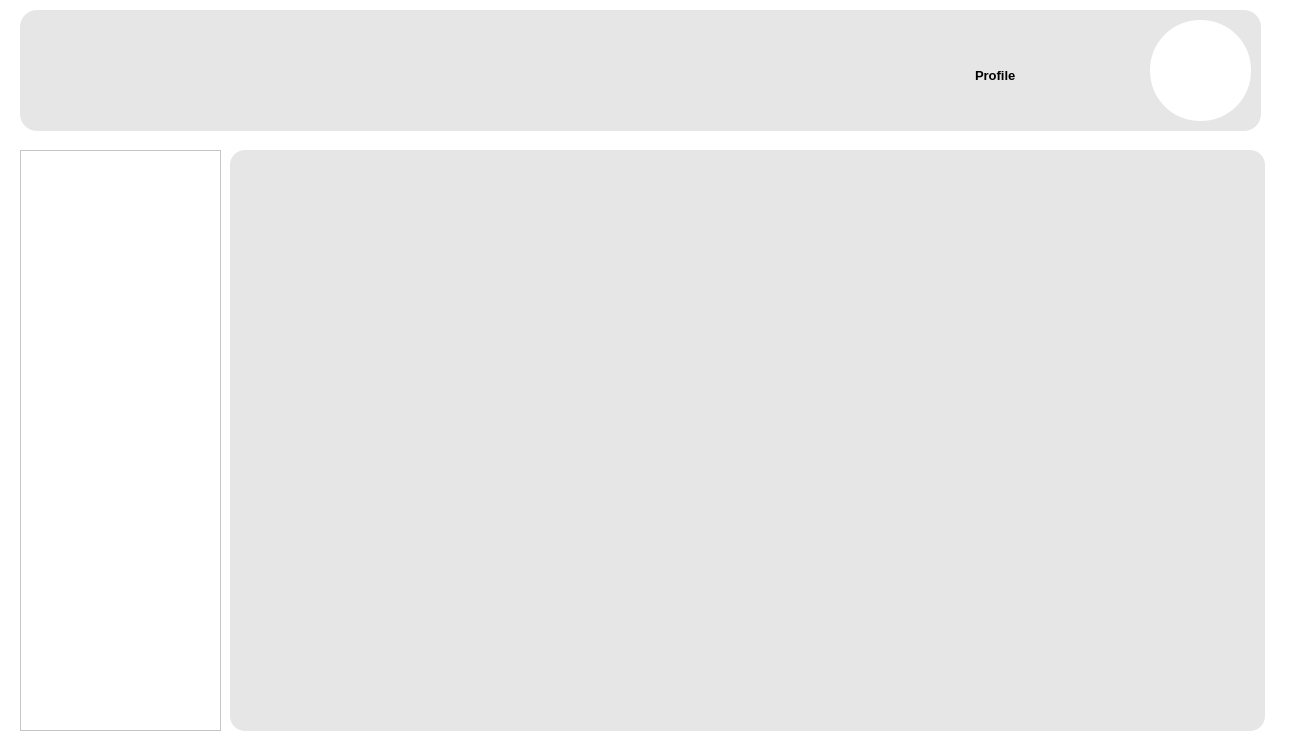
This is English Learning Software GUI/EnglishLearningSoftware/HomeUI.ui in dotrann1412/OOP-EnglishLearningSoftware as Qt 5 draws it before an edit. The edited form follows.
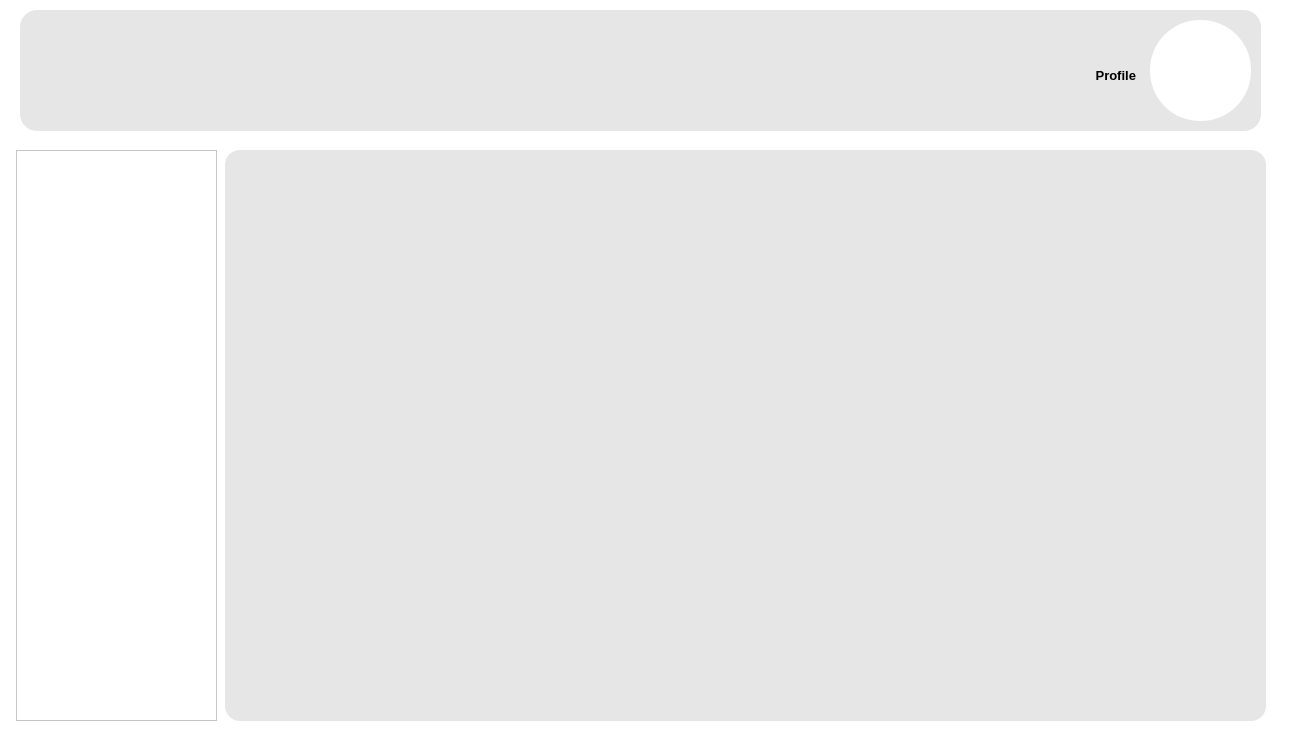
This is the edited form. The open tabs and pages were chosen to show the change. Icons and pictures are not drawn.

Commit message: update main windows

```diff
--- a/English Learning Software GUI/EnglishLearningSoftware/HomeUI.ui
+++ b/English Learning Software GUI/EnglishLearningSoftware/HomeUI.ui
@@ -36,10 +36,10 @@
      <widget class="QStackedWidget" name="homePagePanel">
       <property name="geometry">
        <rect>
-        <x>240</x>
+        <x>235</x>
         <y>10</y>
-        <width>1035</width>
-        <height>581</height>
+        <width>1041</width>
+        <height>571</height>
        </rect>
       </property>
       <property name="styleSheet">
@@ -53,10 +53,10 @@
      <widget class="QFrame" name="sideBarFrame">
       <property name="geometry">
        <rect>
-        <x>30</x>
+        <x>26</x>
         <y>10</y>
         <width>201</width>
-        <height>581</height>
+        <height>571</height>
        </rect>
       </property>
       <property name="frameShape">
@@ -697,6 +697,9 @@
        <bold>true</bold>
       </font>
      </property>
+     <property name="layoutDirection">
+      <enum>Qt::RightToLeft</enum>
+     </property>
      <property name="styleSheet">
       <string notr="true">QComboBox::drop-down {
 	subcontrol-origin: padding;
@@ -707,7 +710,10 @@
 	border-bottom-right-radius: 3px;
 }
 QComboBox::down-arrow {
-image: url();
+	border: 0px;
+}
+QComboBox::indicator{
+    border: none;
 }</string>
      </property>
      <property name="placeholderText">
```
Left out of the diff: 4 changed lines with no effect on the pictures. The commit also changes 1 other file.
